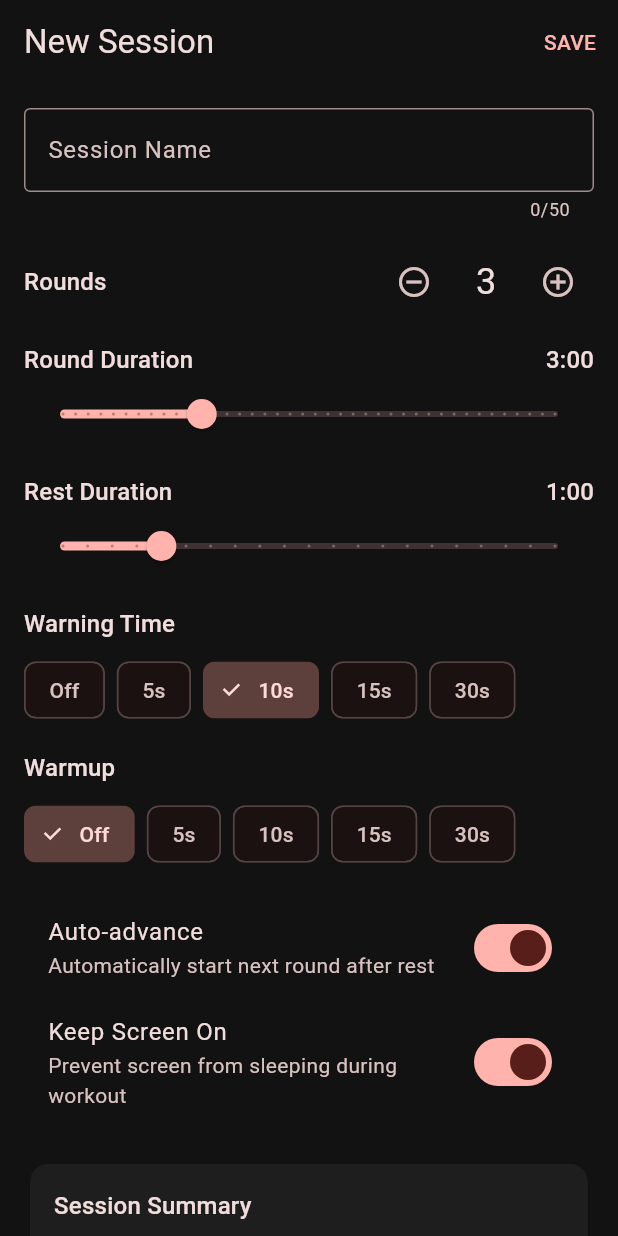
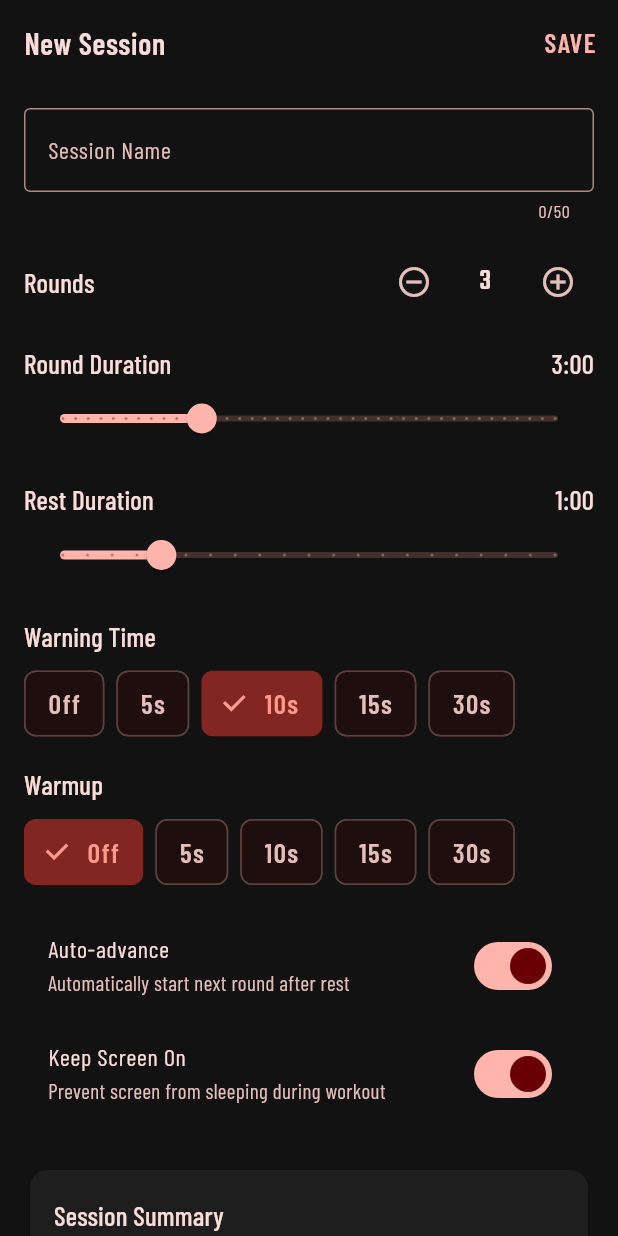
Before and after one commit to iru97/boxing, a Flutter app: the SessionEditorScreen screen opened by its route, on a phone screen of 412 x 824 dp. Run offline on Flutter 3.47's test engine with Material 3 defaults, Android fonts, the phone set to English and light mode, and no system bars; our stand-ins replace audio_service, clock, flutter_riverpod, freezed_annotation, go_router, google_fonts and 4 more; accounts and stored records are empty.

Commit message:
Add design system, branding, and typography
Design system & branding:
- docs/DESIGN_SYSTEM.md: Complete design system with color palette,
  typography scale, spacing tokens, component dimensions, icon system,
  layout patterns (ASCII wireframes), and accessibility requirements
- docs/BRANDING.md: Brand guide with voice/tone, color specs, font
  stack, do's/don'ts for maintaining boxing-authentic visual identity
- assets/branding/logo.html: Interactive logo reference with wordmark
  in 4 variants (primary dark, reversed light, monochrome x2), size
  variants, app icon at 3 sizes, full color palette swatches, type
  samples, and 3 timer screen mockups showing phase color tints

Typography (google_fonts):
- Bebas Neue for countdown display (96sp, fight-poster energy)
- Teko for phase labels and round indicators (scoreboard feel)
- Barlow Condensed for body text and UI labels (functional density)
- AppTypography class with timer-specific styles and full TextTheme

Color & theme refinements:
- Brand red upgraded to #E53935 (Red 600, more vibrant)
- Added brandRedDark, brandRedLight, brandGold, darkSurfaceElevated,
  darkBorder to AppColors
- DynamicSchemeVariant.fidelity preserves red vibrancy in M3 scheme
- TextTheme applied to both dark and light themes

Layout improvements:
- Phase background tint (8% opacity) on active timer screen
- Timer widgets now use AppTypography instead of inline styles
- Spacing constants (AppSpacing) and component dimensions (AppDimensions)

All 73 tests pass, zero analysis issues.

https://claude.ai/code/session_01DTyP6LQxFE1NmJH1nuMg5V

```diff
--- a/lib/core/theme/app_colors.dart
+++ b/lib/core/theme/app_colors.dart
@@ -1,13 +1,24 @@
 import 'dart:ui';
 
+/// Brand and neutral color palette.
 class AppColors {
   AppColors._();
 
-  static const brandRed = Color(0xFFD32F2F);
+  // Brand
+  static const brandRed = Color(0xFFE53935);
+  static const brandRedDark = Color(0xFFC62828);
+  static const brandRedLight = Color(0xFFEF5350);
+  static const brandGold = Color(0xFFFFC107);
+
+  // Neutrals
   static const darkBackground = Color(0xFF121212);
   static const darkSurface = Color(0xFF1E1E1E);
+  static const darkSurfaceElevated = Color(0xFF2C2C2C);
+  static const darkBorder = Color(0xFF333333);
 }
 
+/// Phase colors — semantic colors tied to timer state.
+/// These are NOT brand colors. They communicate workout phase at a glance.
 class TimerColors {
   TimerColors._();
 
--- a/lib/core/theme/app_theme.dart
+++ b/lib/core/theme/app_theme.dart
@@ -1,5 +1,6 @@
 import 'package:flutter/material.dart';
 import 'app_colors.dart';
+import 'app_typography.dart';
 
 class AppTheme {
   AppTheme._();
@@ -11,8 +12,10 @@ class AppTheme {
       colorScheme: ColorScheme.fromSeed(
         seedColor: AppColors.brandRed,
         brightness: Brightness.dark,
+        dynamicSchemeVariant: DynamicSchemeVariant.fidelity,
       ),
       scaffoldBackgroundColor: AppColors.darkBackground,
+      textTheme: AppTypography.textTheme,
       appBarTheme: const AppBarTheme(
         backgroundColor: AppColors.darkBackground,
         elevation: 0,
@@ -31,7 +34,9 @@ class AppTheme {
       colorScheme: ColorScheme.fromSeed(
         seedColor: AppColors.brandRed,
         brightness: Brightness.light,
+        dynamicSchemeVariant: DynamicSchemeVariant.fidelity,
       ),
+      textTheme: AppTypography.textTheme,
     );
   }
 }
--- /dev/null
+++ b/lib/core/theme/app_typography.dart
@@ -0,0 +1,127 @@
+import 'package:flutter/material.dart';
+import 'package:google_fonts/google_fonts.dart';
+
+/// Boxing app typography system.
+///
+/// Three font roles:
+/// - **Bebas Neue** (Display): Timer countdown digits — fight-poster energy
+/// - **Teko** (Heading): Phase labels, round indicators — scoreboard feel
+/// - **Barlow Condensed** (Body): Session names, settings, forms — functional
+class AppTypography {
+  AppTypography._();
+
+  // ---------------------------------------------------------------------------
+  // Timer-specific styles (not part of TextTheme — used directly in widgets)
+  // ---------------------------------------------------------------------------
+
+  /// Main countdown display: 96sp Bebas Neue with tabular figures.
+  static TextStyle countdown(Color color) => GoogleFonts.bebasNeue(
+        fontSize: 96,
+        fontWeight: FontWeight.w400,
+        color: color,
+        letterSpacing: 2,
+        fontFeatures: const [FontFeature.tabularFigures()],
+      );
+
+  /// Phase label: 32sp Teko SemiBold, uppercase tracking.
+  static TextStyle phaseLabel(Color color) => GoogleFonts.teko(
+        fontSize: 32,
+        fontWeight: FontWeight.w600,
+        color: color,
+        letterSpacing: 3,
+      );
+
+  /// Round indicator: 24sp Teko Medium.
+  static TextStyle roundIndicator(Color color) => GoogleFonts.teko(
+        fontSize: 24,
+        fontWeight: FontWeight.w500,
+        color: color,
+        letterSpacing: 2,
+      );
+
+  // ---------------------------------------------------------------------------
+  // Material TextTheme (applied to AppTheme)
+  // ---------------------------------------------------------------------------
+
+  static TextTheme get textTheme => TextTheme(
+        // Display — Bebas Neue for large hero text
+        displayLarge: GoogleFonts.bebasNeue(
+          fontSize: 96,
+          fontWeight: FontWeight.w400,
+          letterSpacing: 2,
+        ),
+        displayMedium: GoogleFonts.bebasNeue(
+          fontSize: 64,
+          fontWeight: FontWeight.w400,
+          letterSpacing: 2,
+        ),
+        displaySmall: GoogleFonts.bebasNeue(
+          fontSize: 48,
+          fontWeight: FontWeight.w400,
+          letterSpacing: 1,
+        ),
+
+        // Headline — Teko for section headers and labels
+        headlineLarge: GoogleFonts.teko(
+          fontSize: 32,
+          fontWeight: FontWeight.w600,
+          letterSpacing: 3,
+        ),
+        headlineMedium: GoogleFonts.teko(
+          fontSize: 24,
+          fontWeight: FontWeight.w500,
+          letterSpacing: 2,
+        ),
+        headlineSmall: GoogleFonts.teko(
+          fontSize: 20,
+          fontWeight: FontWeight.w500,
+          letterSpacing: 1,
+        ),
+
+        // Title — Barlow Condensed for navigation and card titles
+        titleLarge: GoogleFonts.barlowCondensed(
+          fontSize: 20,
+          fontWeight: FontWeight.w600,
+          letterSpacing: 0.5,
+        ),
+        titleMedium: GoogleFonts.barlowCondensed(
+          fontSize: 18,
+          fontWeight: FontWeight.w500,
+        ),
+        titleSmall: GoogleFonts.barlowCondensed(
+          fontSize: 16,
+          fontWeight: FontWeight.w500,
+        ),
+
+        // Body — Barlow Condensed for readable content
+        bodyLarge: GoogleFonts.barlowCondensed(
+          fontSize: 16,
+          fontWeight: FontWeight.w400,
+        ),
+        bodyMedium: GoogleFonts.barlowCondensed(
+          fontSize: 14,
+          fontWeight: FontWeight.w400,
+        ),
+        bodySmall: GoogleFonts.barlowCondensed(
+          fontSize: 12,
+          fontWeight: FontWeight.w400,
+        ),
+
+        // Label — Barlow Condensed for buttons and chips
+        labelLarge: GoogleFonts.barlowCondensed(
+          fontSize: 18,
+          fontWeight: FontWeight.w600,
+          letterSpacing: 1,
+        ),
+        labelMedium: GoogleFonts.barlowCondensed(
+          fontSize: 14,
+          fontWeight: FontWeight.w500,
+          letterSpacing: 0.5,
+        ),
+        labelSmall: GoogleFonts.barlowCondensed(
+          fontSize: 12,
+          fontWeight: FontWeight.w500,
+          letterSpacing: 0.5,
+        ),
+      );
+}
--- a/pubspec.yaml
+++ b/pubspec.yaml
@@ -22,6 +22,7 @@ dependencies:
   wakelock_plus: ^1.3.1
   uuid: ^4.5.1
   clock: ^1.1.1
+  google_fonts: ^6.2.1
 
 dev_dependencies:
   flutter_test:
```
Also changed, not shown: lib/core/theme/app_spacing.dart (added, +68 -0 lines), lib/features/timer/presentation/timer_screen.dart (+7 -1 lines), lib/features/timer/presentation/widgets/countdown_display.dart (+5 -9 lines), lib/features/timer/presentation/widgets/phase_label.dart (+3 -6 lines), lib/features/timer/presentation/widgets/round_indicator.dart (+4 -5 lines), 4 other files.
